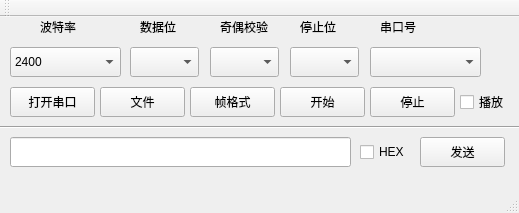
First picture: the form in mainwindow.ui, repository ATmega8/serial_kit, before the edit.
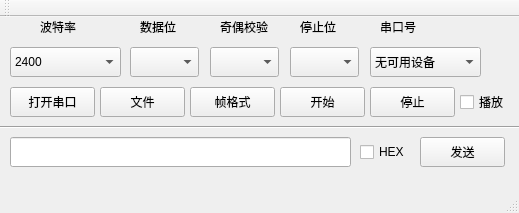
Second picture: the form after the edit.

Commit message: 串口选择控件中增加无可用设备选项

Patch:
```diff
--- a/mainwindow.ui
+++ b/mainwindow.ui
@@ -144,6 +144,11 @@
       <height>30</height>
      </rect>
     </property>
+    <item>
+     <property name="text">
+      <string>无可用设备</string>
+     </property>
+    </item>
    </widget>
    <widget class="QLabel" name="label_5">
     <property name="geometry">
```
